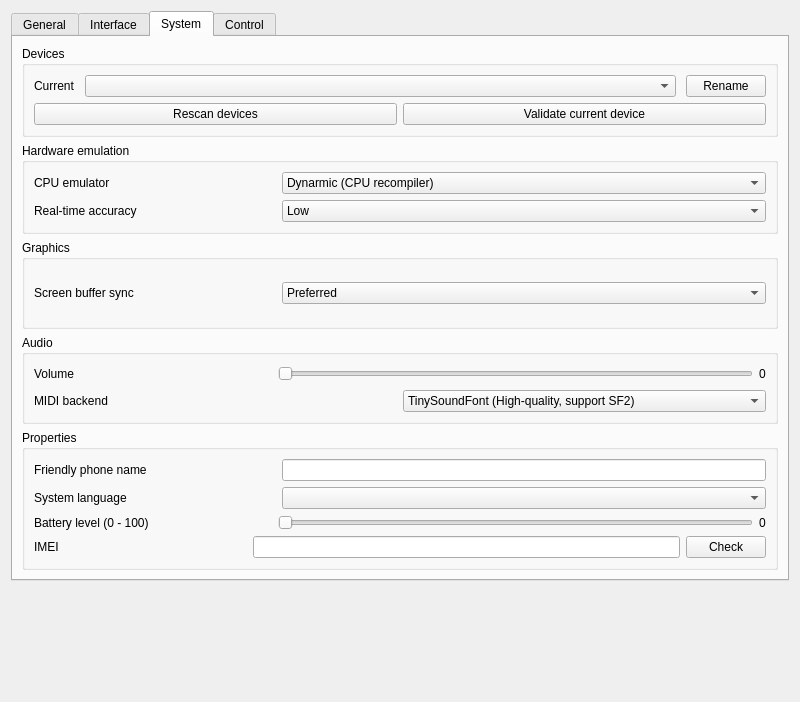
Qt form src/emu/qt/src/settings_dialog.ui (EKA2L1/EKA2L1) before a commit.
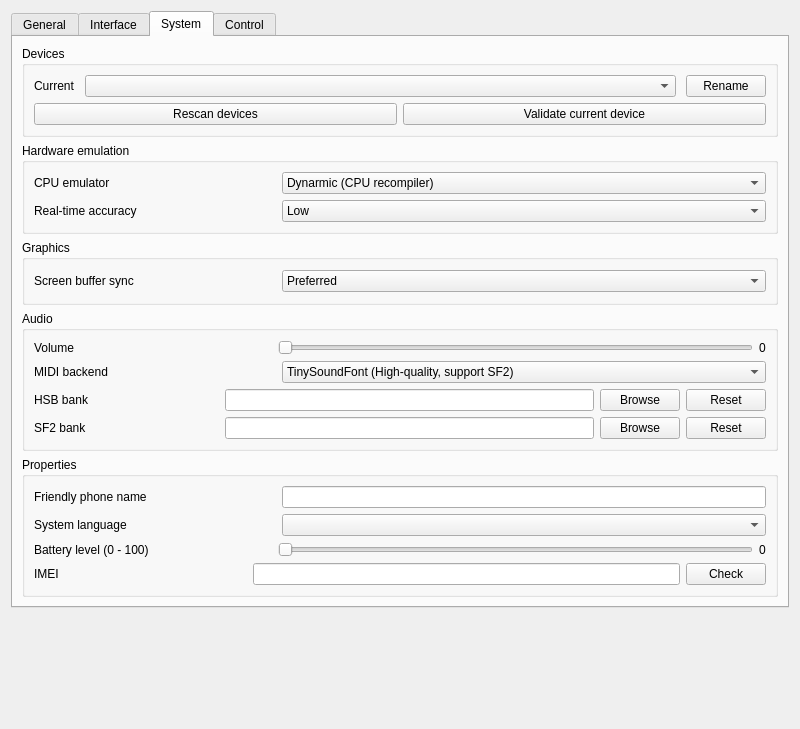
The same form after that commit.

Commit message:
drivers/audio: Add new MIDI backend for SF2 play
Allow switching banks and backends on qt's settings

What changed in the file:
```diff
--- a/src/emu/qt/src/settings_dialog.ui
+++ b/src/emu/qt/src/settings_dialog.ui
@@ -7,7 +7,7 @@
     <x>0</x>
     <y>0</y>
     <width>800</width>
-    <height>702</height>
+    <height>729</height>
    </rect>
   </property>
   <property name="sizePolicy">
@@ -829,10 +829,95 @@
           <string>Audio</string>
          </property>
          <layout class="QGridLayout" name="gridLayout_8">
+          <item row="3" column="0">
+           <layout class="QHBoxLayout" name="system_audio_midi_sf2_bank_layout" stretch="1,2,2,0">
+            <item>
+             <widget class="QLabel" name="system_audio_midi_sf2_bank_label">
+              <property name="text">
+               <string>SF2 bank</string>
+              </property>
+             </widget>
+            </item>
+            <item>
+             <widget class="QLineEdit" name="system_audio_midi_sf2_bank_edit">
+              <property name="readOnly">
+               <bool>true</bool>
+              </property>
+             </widget>
+            </item>
+            <item>
+             <widget class="QPushButton" name="system_audio_midi_sf2_bank_browse">
+              <property name="sizePolicy">
+               <sizepolicy hsizetype="Fixed" vsizetype="Fixed">
+                <horstretch>0</horstretch>
+                <verstretch>0</verstretch>
+               </sizepolicy>
+              </property>
+              <property name="text">
+               <string>Browse</string>
+              </property>
+             </widget>
+            </item>
+            <item>
+             <widget class="QPushButton" name="system_audio_midi_sf2_bank_reset">
+              <property name="text">
+               <string>Reset</string>
+              </property>
+             </widget>
+            </item>
+           </layout>
+          </item>
+          <item row="2" column="0">
+           <layout class="QHBoxLayout" name="system_audio_midi_hsb_bank_layout" stretch="1,2,2,0">
+            <item>
+             <widget class="QLabel" name="system_audio_midi_hsb_bank_label">
+              <property name="toolTip">
+               <string/>
+              </property>
+              <property name="text">
+               <string>HSB bank</string>
+              </property>
+             </widget>
+            </item>
+            <item>
+             <widget class="QLineEdit" name="system_audio_midi_hsb_bank_edit">
+              <property name="readOnly">
+               <bool>true</bool>
+              </property>
+             </widget>
+            </item>
+            <item>
+             <widget class="QPushButton" name="system_audio_midi_hsb_bank_browse">
+              <property name="sizePolicy">
+               <sizepolicy hsizetype="Fixed" vsizetype="Fixed">
+                <horstretch>0</horstretch>
+                <verstretch>0</verstretch>
+               </sizepolicy>
+              </property>
+              <property name="text">
+               <string>Browse</string>
+              </property>
+             </widget>
+            </item>
+            <item>
+             <widget class="QPushButton" name="system_audio_midi_hsb_bank_reset">
+              <property name="text">
+               <string>Reset</string>
+              </property>
+             </widget>
+            </item>
+           </layout>
+          </item>
           <item row="1" column="0">
-           <layout class="QHBoxLayout" name="system_audio_midi_backend_layout">
+           <layout class="QHBoxLayout" name="system_audio_midi_backend_layout" stretch="1,2">
             <item>
              <widget class="QLabel" name="system_audio_midi_backend_label">
+              <property name="sizePolicy">
+               <sizepolicy hsizetype="Expanding" vsizetype="Preferred">
+                <horstretch>0</horstretch>
+                <verstretch>0</verstretch>
+               </sizepolicy>
+              </property>
               <property name="text">
                <string>MIDI backend</string>
               </property>
@@ -840,6 +925,12 @@
             </item>
             <item>
              <widget class="QComboBox" name="system_audio_midi_backend_combo">
+              <property name="sizePolicy">
+               <sizepolicy hsizetype="Expanding" vsizetype="Fixed">
+                <horstretch>0</horstretch>
+                <verstretch>0</verstretch>
+               </sizepolicy>
+              </property>
               <item>
                <property name="text">
                 <string>TinySoundFont (High-quality, support SF2)</string>
```
The commit also changes 11 other files.
